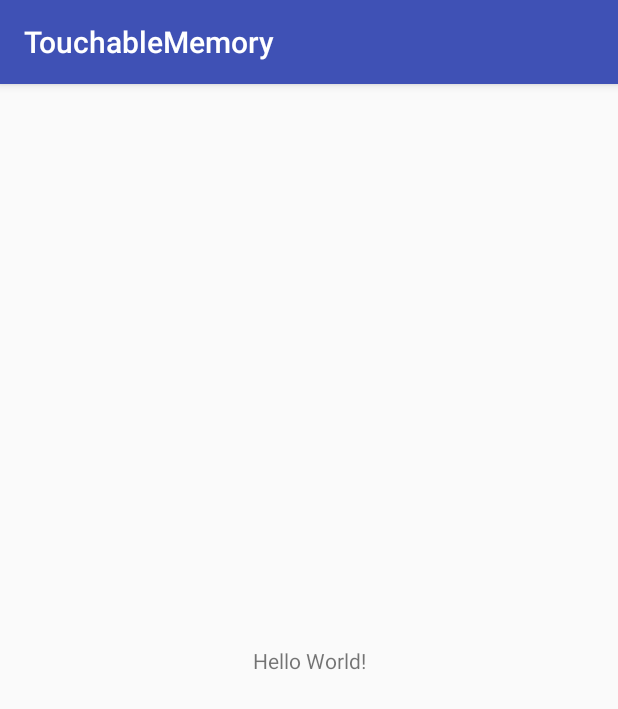
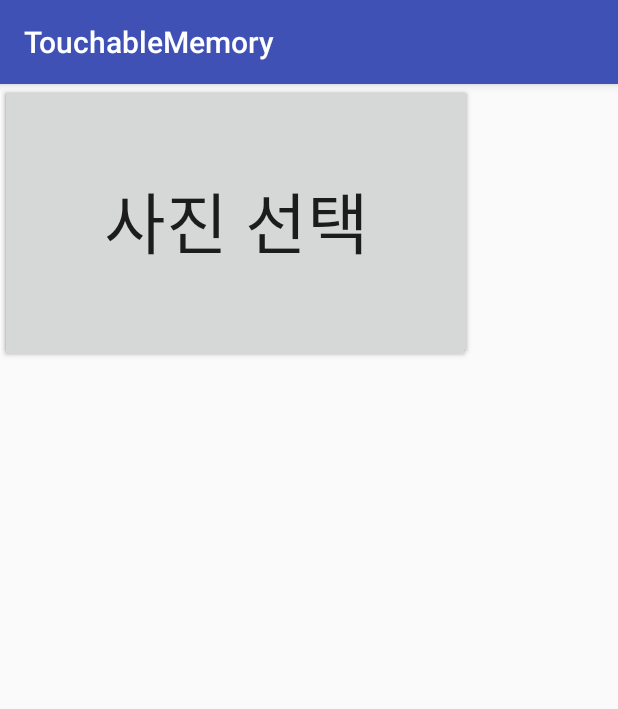
Before and after one commit to ParkSungmi/ButterflyEffect, an Android app: the screen it shows after launch (MainActivity), on a phone screen of 412 x 824 dp. Shown: the top 709 px of the screen. Run offline under Robolectric (Android 15) with nearby library versions, the phone set to English and light mode, and no system bars; 3 statements that could not run were skipped.

Commit message:
add temp file to merge

```diff
--- a/app/src/main/AndroidManifest.xml
+++ b/app/src/main/AndroidManifest.xml
@@ -16,6 +16,7 @@
                 <category android:name="android.intent.category.LAUNCHER" />
             </intent-filter>
         </activity>
+        <activity android:name=".Gallery"></activity>
     </application>
 
 </manifest>
--- a/app/src/main/res/layout/activity_main.xml
+++ b/app/src/main/res/layout/activity_main.xml
@@ -6,13 +6,21 @@
     android:layout_height="match_parent"
     tools:context="ajou.butterflyeffect.touchablememory.MainActivity">
 
-    <TextView
-        android:layout_width="wrap_content"
-        android:layout_height="wrap_content"
-        android:text="Hello World!"
-        app:layout_constraintBottom_toBottomOf="parent"
-        app:layout_constraintLeft_toLeftOf="parent"
-        app:layout_constraintRight_toRightOf="parent"
-        app:layout_constraintTop_toTopOf="parent" />
+    <Button
+        android:id="@+id/btn_regist"
+        android:layout_width="313dp"
+        android:layout_height="186dp"
+        android:text="기기 등록"
+        android:textSize="20pt"
+        tools:layout_editor_absoluteX="38dp"
+        tools:layout_editor_absoluteY="258dp" />
 
+    <Button
+        android:id="@+id/btn_select"
+        android:layout_width="315dp"
+        android:layout_height="183dp"
+        android:text="사진 선택"
+        android:textSize="20pt"
+        tools:layout_editor_absoluteX="38dp"
+        tools:layout_editor_absoluteY="45dp" />
 </android.support.constraint.ConstraintLayout>
```
Also changed, not shown: app/src/main/java/ajou/butterflyeffect/touchablememory/Gallery.java (deleted, +0 -13 lines), app/src/main/java/ajou/butterflyeffect/touchablememory/MainActivity.java (+21 -0 lines), app/src/main/res/layout/activity_gallery.xml (deleted, +0 -9 lines).
